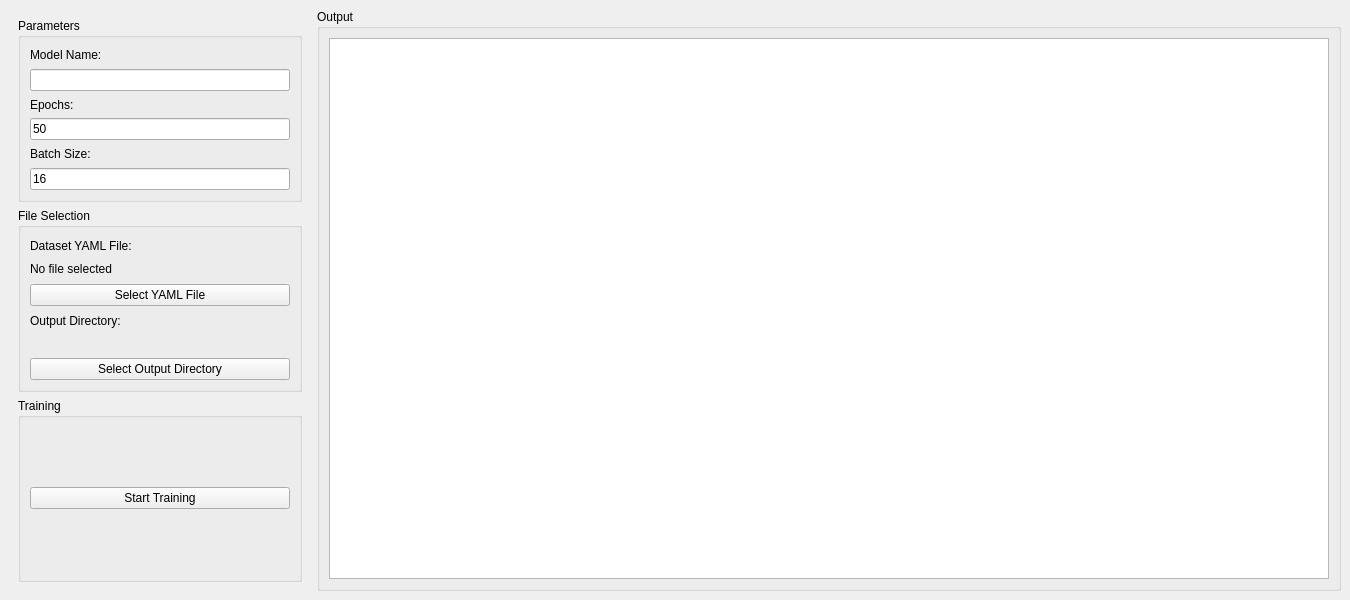
Above: mainwindow.ui from ciaranm949/YoloV5Trainer before the change. Below: the same form after it.
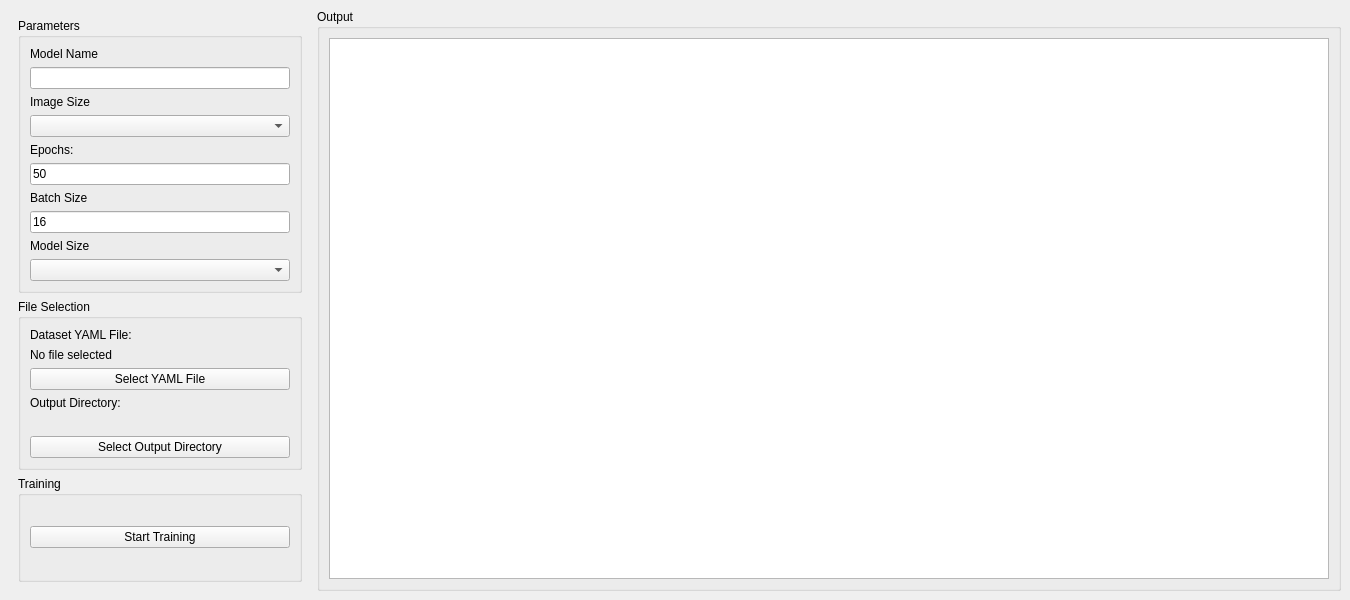
That is the form after the change.

Patch:
```diff
--- a/mainwindow.ui
+++ b/mainwindow.ui
@@ -27,13 +27,23 @@
           <item>
            <widget class="QLabel" name="model_name_label">
             <property name="text">
-             <string>Model Name:</string>
+             <string>Model Name</string>
             </property>
            </widget>
           </item>
           <item>
            <widget class="QLineEdit" name="model_name_entry"/>
           </item>
+          <item>
+           <widget class="QLabel" name="img_size_label">
+            <property name="text">
+             <string>Image Size</string>
+            </property>
+           </widget>
+          </item>
+          <item>
+           <widget class="QComboBox" name="img_size_combobox"/>
+          </item>
           <item>
            <widget class="QLabel" name="epochs_label">
             <property name="text">
@@ -51,7 +61,7 @@
           <item>
            <widget class="QLabel" name="batch_size_label">
             <property name="text">
-             <string>Batch Size:</string>
+             <string>Batch Size</string>
             </property>
            </widget>
           </item>
@@ -62,11 +72,27 @@
             </property>
            </widget>
           </item>
+          <item>
+           <widget class="QLabel" name="label">
+            <property name="text">
+             <string>Model Size</string>
+            </property>
+           </widget>
+          </item>
+          <item>
+           <widget class="QComboBox" name="comboBox"/>
+          </item>
          </layout>
         </widget>
        </item>
        <item>
         <widget class="QGroupBox" name="file_selection_groupbox">
+         <property name="sizePolicy">
+          <sizepolicy hsizetype="MinimumExpanding" vsizetype="Preferred">
+           <horstretch>0</horstretch>
+           <verstretch>0</verstretch>
+          </sizepolicy>
+         </property>
          <property name="title">
           <string>File Selection</string>
          </property>
@@ -83,6 +109,9 @@
             <property name="text">
              <string>No file selected</string>
             </property>
+            <property name="wordWrap">
+             <bool>true</bool>
+            </property>
            </widget>
           </item>
           <item>
@@ -100,7 +129,11 @@
            </widget>
           </item>
           <item>
-           <widget class="QLabel" name="output_directory_entry"/>
+           <widget class="QLabel" name="output_directory_entry">
+            <property name="wordWrap">
+             <bool>true</bool>
+            </property>
+           </widget>
           </item>
           <item>
            <widget class="QPushButton" name="output_directory_button">
```
